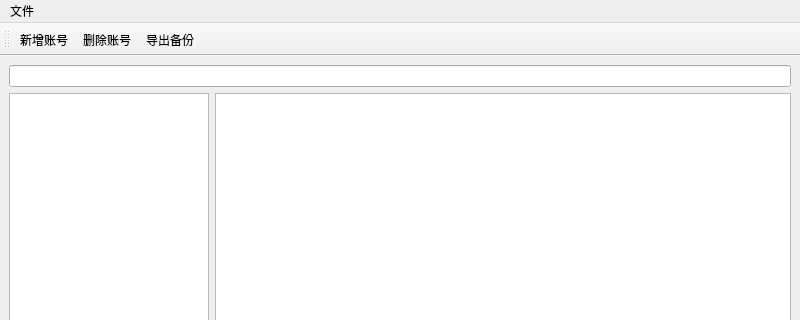
This is mainwindow.ui in 23ye/FinalLab as Qt 5 draws it before an edit; both pictures show x 0 to 800 and y 0 to 320 of the 800 by 600 pixel window. The edited form follows.
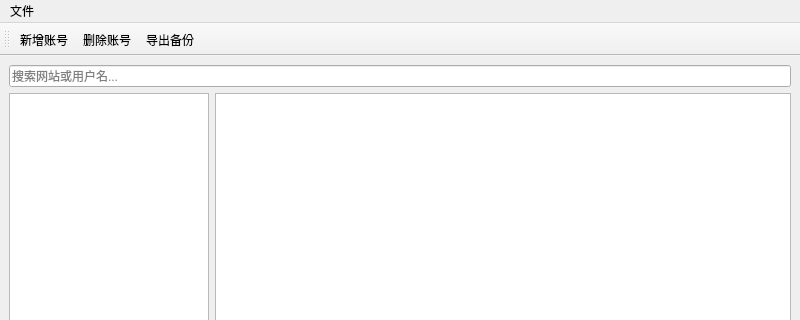
This is the edited form.

Commit message: 为listWidget添加显示列表

```diff
--- a/mainwindow.ui
+++ b/mainwindow.ui
@@ -16,7 +16,14 @@
   <widget class="QWidget" name="centralwidget">
    <layout class="QVBoxLayout" name="verticalLayout">
     <item>
-     <widget class="QLineEdit" name="lineEdit"/>
+     <widget class="QLineEdit" name="searchEdit">
+      <property name="placeholderText">
+       <string>搜索网站或用户名...</string>
+      </property>
+      <property name="clearButtonEnabled">
+       <bool>true</bool>
+      </property>
+     </widget>
     </item>
     <item>
      <layout class="QHBoxLayout" name="horizontalLayout">
```
Left out of the diff: 19 changed lines with no effect on the pictures. The commit also changes 2 other files.
